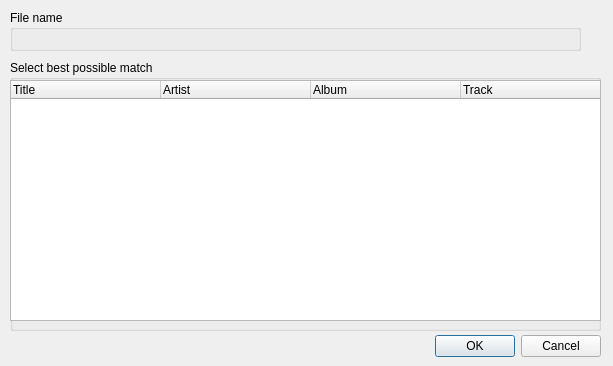
The window that src/ui/trackselectiondialog.ui (clementine-player/Clementine) describes before a commit, drawn with Qt 5.
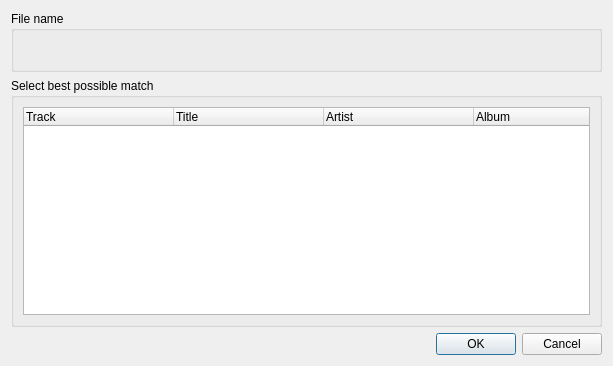
The same window after the commit. Icons and pictures are not drawn.

Commit message: Improve track selection dialog: allow expanding, use linedit for filename and minor other modifications. Fixes issue 1392

Diff of the .ui file:
```diff
--- a/src/ui/trackselectiondialog.ui
+++ b/src/ui/trackselectiondialog.ui
@@ -17,69 +17,125 @@
    <iconset resource="../../data/data.qrc">
     <normaloff>:/icon.png</normaloff>:/icon.png</iconset>
   </property>
-  <widget class="QDialogButtonBox" name="buttonBox">
-   <property name="geometry">
-    <rect>
-     <x>260</x>
-     <y>330</y>
-     <width>341</width>
-     <height>32</height>
-    </rect>
-   </property>
-   <property name="orientation">
-    <enum>Qt::Horizontal</enum>
-   </property>
-   <property name="standardButtons">
-    <set>QDialogButtonBox::Cancel|QDialogButtonBox::Ok</set>
-   </property>
-  </widget>
+  <layout class="QVBoxLayout" name="verticalLayout">
+   <item>
   <widget class="QGroupBox" name="fileNameGroupBox">
-   <property name="geometry">
-    <rect>
-     <x>10</x>
-     <y>10</y>
-     <width>571</width>
-     <height>41</height>
-    </rect>
-   </property>
    <property name="title">
     <string>File name</string>
    </property>
-   <widget class="QLabel" name="filenameLabel">
-    <property name="geometry">
-     <rect>
-      <x>30</x>
-      <y>20</y>
-      <width>551</width>
-      <height>20</height>
-     </rect>
-    </property>
-    <property name="text">
-     <string/>
-    </property>
-   </widget>
-  </widget>
+     <layout class="QVBoxLayout" name="verticalLayout_2">
+      <item>
+       <widget class="QLineEdit" name="filenameLineEdit">
+        <property name="palette">
+         <palette>
+          <active>
+           <colorrole role="Button">
+            <brush brushstyle="SolidPattern">
+             <color alpha="0">
+              <red>0</red>
+              <green>0</green>
+              <blue>0</blue>
+             </color>
+            </brush>
+           </colorrole>
+           <colorrole role="Base">
+            <brush brushstyle="SolidPattern">
+             <color alpha="0">
+              <red>0</red>
+              <green>0</green>
+              <blue>0</blue>
+             </color>
+            </brush>
+           </colorrole>
+           <colorrole role="Window">
+            <brush brushstyle="SolidPattern">
+             <color alpha="0">
+              <red>0</red>
+              <green>0</green>
+              <blue>0</blue>
+             </color>
+            </brush>
+           </colorrole>
+          </active>
+          <inactive>
+           <colorrole role="Button">
+            <brush brushstyle="SolidPattern">
+             <color alpha="0">
+              <red>0</red>
+              <green>0</green>
+              <blue>0</blue>
+             </color>
+            </brush>
+           </colorrole>
+           <colorrole role="Base">
+            <brush brushstyle="SolidPattern">
+             <color alpha="0">
+              <red>0</red>
+              <green>0</green>
+              <blue>0</blue>
+             </color>
+            </brush>
+           </colorrole>
+           <colorrole role="Window">
+            <brush brushstyle="SolidPattern">
+             <color alpha="0">
+              <red>0</red>
+              <green>0</green>
+              <blue>0</blue>
+             </color>
+            </brush>
+           </colorrole>
+          </inactive>
+          <disabled>
+           <colorrole role="Button">
+            <brush brushstyle="SolidPattern">
+             <color alpha="0">
+              <red>0</red>
+              <green>0</green>
+              <blue>0</blue>
+             </color>
+            </brush>
+           </colorrole>
+           <colorrole role="Base">
+            <brush brushstyle="SolidPattern">
+             <color alpha="0">
+              <red>0</red>
+              <green>0</green>
+              <blue>0</blue>
+             </color>
+            </brush>
+           </colorrole>
+           <colorrole role="Window">
+            <brush brushstyle="SolidPattern">
+             <color alpha="0">
+              <red>0</red>
+              <green>0</green>
+              <blue>0</blue>
+             </color>
+            </brush>
+           </colorrole>
+          </disabled>
+         </palette>
+        </property>
+        <property name="frame">
+         <bool>false</bool>
+        </property>
+        <property name="readOnly">
+         <bool>true</bool>
+        </property>
+       </widget>
+      </item>
+     </layout>
+    </widget>
+   </item>
+   <item>
   <widget class="QGroupBox" name="resultsGroupBox">
-   <property name="geometry">
-    <rect>
-     <x>10</x>
-     <y>60</y>
-     <width>591</width>
-     <height>271</height>
-    </rect>
-   </property>
    <property name="title">
     <string>Select best possible match</string>
    </property>
+     <layout class="QVBoxLayout" name="verticalLayout_3">
+      <item>
    <widget class="QTreeWidget" name="resultsTreeWidget">
-    <property name="geometry">
-     <rect>
-      <x>0</x>
-      <y>20</y>
-      <width>591</width>
-      <height>241</height>
-     </rect>
-    </property>
     <property name="editTriggers">
      <set>QAbstractItemView::DoubleClicked|QAbstractItemView::EditKeyPressed</set>
     </property>
@@ -95,6 +151,11 @@
     <attribute name="headerMinimumSectionSize">
      <number>50</number>
     </attribute>
+        <column>
+         <property name="text">
+          <string>Track</string>
+         </property>
+        </column>
     <column>
      <property name="text">
       <string>Title</string>
@@ -110,13 +171,28 @@
       <string>Album</string>
      </property>
     </column>
-    <column>
-     <property name="text">
-      <string>Track</string>
-     </property>
-    </column>
-   </widget>
-  </widget>
+       </widget>
+      </item>
+     </layout>
+    </widget>
+   </item>
+   <item>
+    <widget class="QDialogButtonBox" name="buttonBox">
+     <property name="sizePolicy">
+      <sizepolicy hsizetype="Expanding" vsizetype="Preferred">
+       <horstretch>0</horstretch>
+       <verstretch>0</verstretch>
+      </sizepolicy>
+     </property>
+     <property name="orientation">
+      <enum>Qt::Horizontal</enum>
+     </property>
+     <property name="standardButtons">
+      <set>QDialogButtonBox::Cancel|QDialogButtonBox::Ok</set>
+     </property>
+    </widget>
+   </item>
+  </layout>
  </widget>
  <resources>
   <include location="../../data/data.qrc"/>
```
Lines whose indentation alone changed are shown as unchanged. The commit also changes 1 other file.
